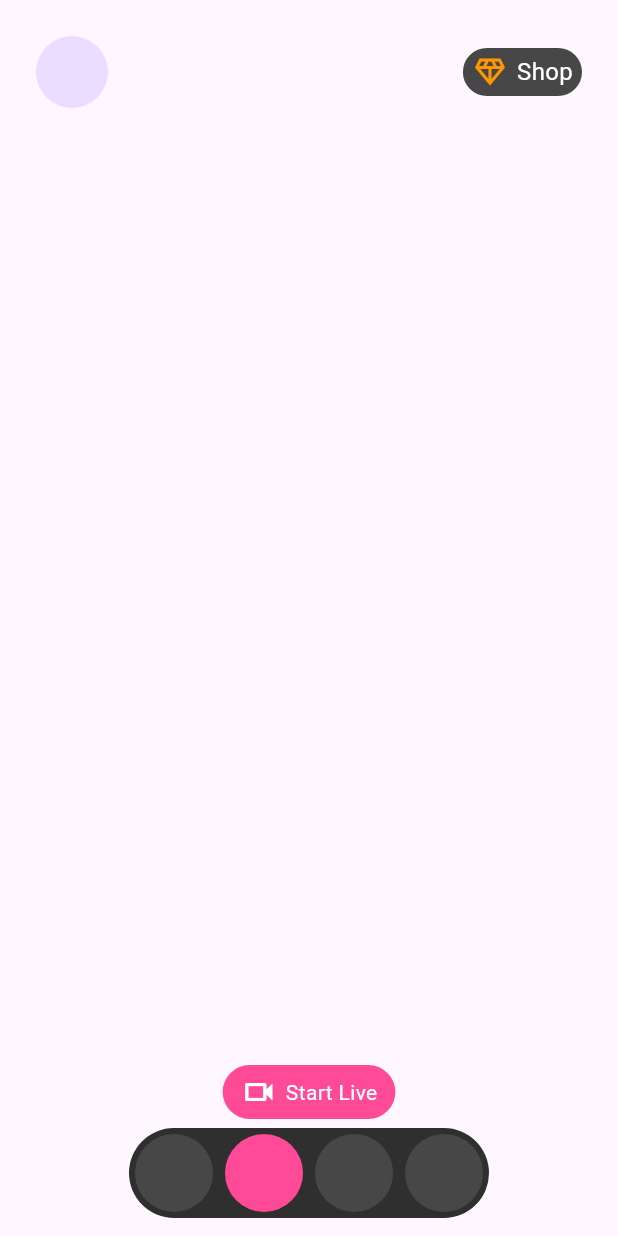
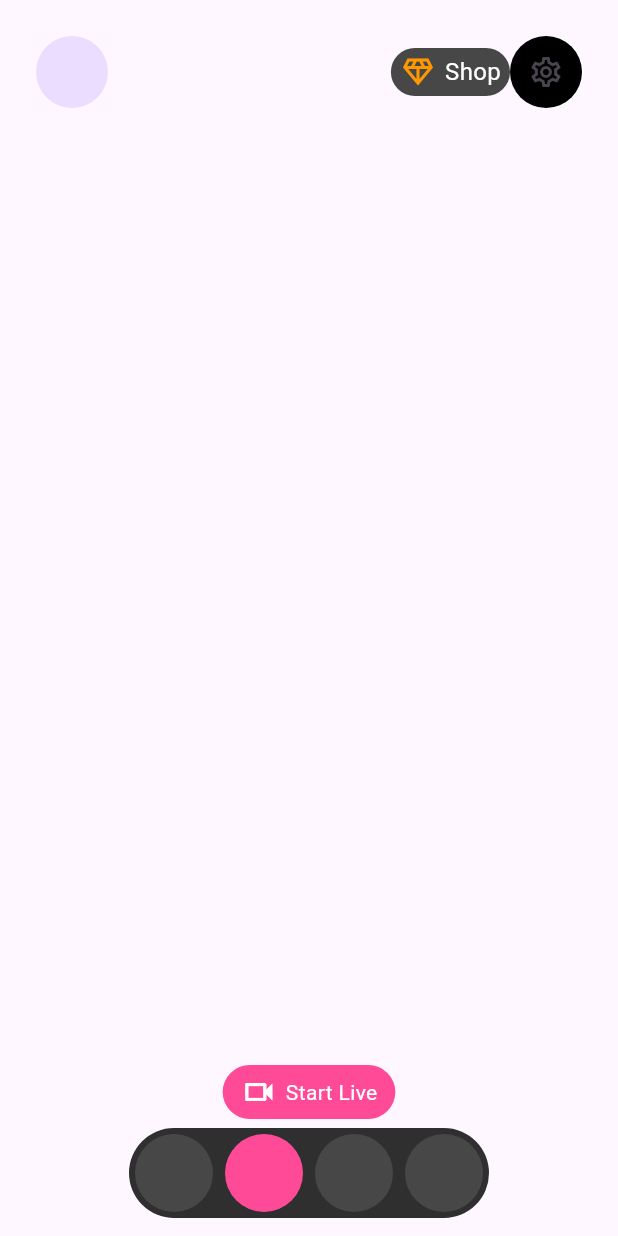
Before and after one commit to JAICHANGPARK/flutter_notebook_chapter_43, a Flutter app: the AiVideoHomePage screen opened directly, on a phone screen of 412 x 824 dp. Run offline on Flutter 3.47's test engine with Material 3 defaults, Android fonts, the phone set to English and light mode, and no system bars; our stand-ins replace gap, hugeicons, percent_indicator.

Commit message:
Update ai_video_home_page.dart

```diff
--- a/lib/ep2181_ai_video_chat_app/ui/ai_video_home_page.dart
+++ b/lib/ep2181_ai_video_chat_app/ui/ai_video_home_page.dart
@@ -51,11 +51,19 @@ class _AiVideoHomePageState extends State<AiVideoHomePage> {
                         Container(
                           decoration: BoxDecoration(
                             shape: BoxShape.circle,
+                            color: Colors.black,
                             boxShadow: [
                               BoxShadow(
                                 color: Colors.white,
+                                offset: Offset(1, 0)
                               )
                             ],
+                          ),
+                          child: IconButton(
+                            onPressed: () {},
+                            icon: Icon(
+                              Icons.settings_outlined,
+                            ),
                           ),
                         )
                       ],
```
